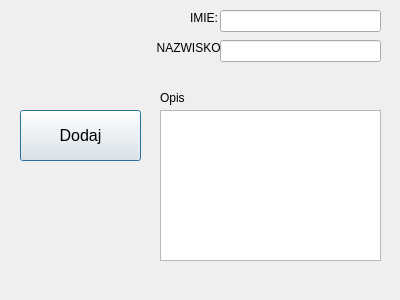
This is C-Project/okno2.ui in W1EW1UR/Projekt-Cpp as Qt 5 draws it before an edit. The edited form follows.
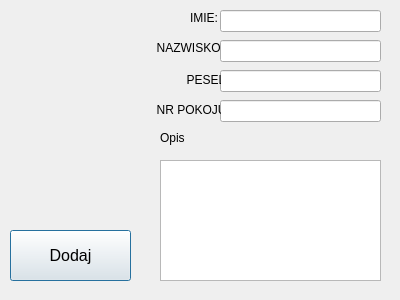
This is the edited form.

The edit to the form file:
```diff
--- a/C-Project/okno2.ui
+++ b/C-Project/okno2.ui
@@ -17,9 +17,9 @@
    <property name="geometry">
     <rect>
      <x>160</x>
-     <y>110</y>
+     <y>160</y>
      <width>221</width>
-     <height>151</height>
+     <height>121</height>
     </rect>
    </property>
   </widget>
@@ -27,7 +27,7 @@
    <property name="geometry">
     <rect>
      <x>160</x>
-     <y>90</y>
+     <y>130</y>
      <width>41</width>
      <height>16</height>
     </rect>
@@ -85,8 +85,8 @@
   <widget class="QPushButton" name="pushButton">
    <property name="geometry">
     <rect>
-     <x>20</x>
-     <y>110</y>
+     <x>10</x>
+     <y>230</y>
      <width>121</width>
      <height>51</height>
     </rect>
@@ -100,6 +100,52 @@
     <string>Dodaj</string>
    </property>
   </widget>
+  <widget class="QLineEdit" name="lineEdit_3">
+   <property name="geometry">
+    <rect>
+     <x>220</x>
+     <y>70</y>
+     <width>161</width>
+     <height>22</height>
+    </rect>
+   </property>
+  </widget>
+  <widget class="QLabel" name="label_4">
+   <property name="geometry">
+    <rect>
+     <x>180</x>
+     <y>70</y>
+     <width>41</width>
+     <height>20</height>
+    </rect>
+   </property>
+   <property name="text">
+    <string>  PESEL:</string>
+   </property>
+  </widget>
+  <widget class="QLineEdit" name="lineEdit_4">
+   <property name="geometry">
+    <rect>
+     <x>220</x>
+     <y>100</y>
+     <width>161</width>
+     <height>22</height>
+    </rect>
+   </property>
+  </widget>
+  <widget class="QLabel" name="label_5">
+   <property name="geometry">
+    <rect>
+     <x>150</x>
+     <y>100</y>
+     <width>71</width>
+     <height>20</height>
+    </rect>
+   </property>
+   <property name="text">
+    <string>  NR POKOJU:</string>
+   </property>
+  </widget>
  </widget>
  <resources/>
  <connections/>
```
